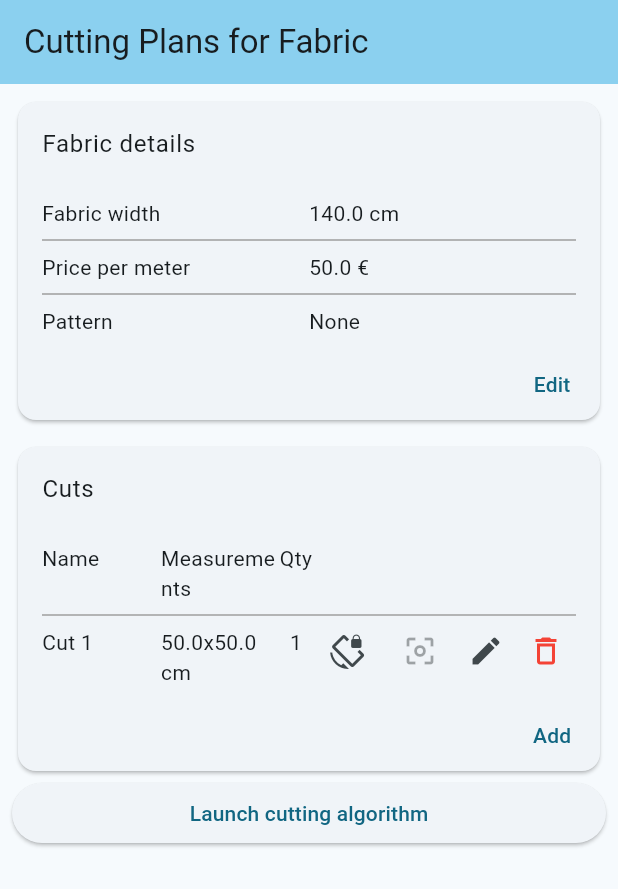
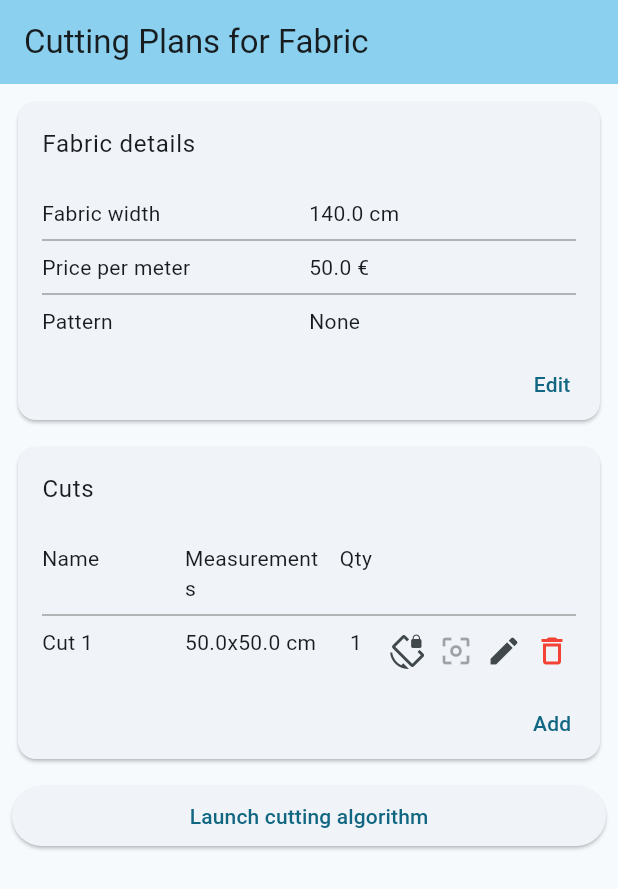
Before and after one commit to coyotte508/cutting-fabric, a Flutter app: the screen it shows after launch, on a phone screen of 412 x 824 dp. Shown: the top 889 px of the screen. Run offline on Flutter 3.47's test engine with Material 3 defaults, Android fonts, the phone set to English and light mode, and no system bars; our stand-ins replace shared_preferences; generated files the repository leaves out were written again.

Commit message:
💄 UI fixes

```diff
--- a/lib/main.dart
+++ b/lib/main.dart
@@ -284,7 +284,7 @@ class _MyHomePageState extends State<MyHomePage> {
                             ),
                             TableCell(
                               child: Padding(
-                                  padding: const EdgeInsets.symmetric(vertical: 8.0),
+                                  padding: const EdgeInsets.symmetric(vertical: 8.0, horizontal: 8.0),
                                   child: Text(AppLocalizations.of(context)!.cutTableQuantity)),
                             ),
                             const TableCell(
@@ -313,6 +313,8 @@ class _MyHomePageState extends State<MyHomePage> {
                                           child: Text(cut.quantity.toString()))),
                                 ),
                                 TableCell(
+                                  child: Padding(
+                                      padding: const EdgeInsets.symmetric(vertical: 8.0),
                                       child: Row(
                                         mainAxisAlignment: MainAxisAlignment.end,
                                         children: [
@@ -327,7 +329,12 @@ class _MyHomePageState extends State<MyHomePage> {
                                             },
                                             icon: Icon(cut.canRotate
                                                 ? Icons.screen_rotation_outlined
-                                              : Icons.screen_lock_rotation_outlined)),
+                                                : Icons.screen_lock_rotation_outlined),
+                                            padding: EdgeInsets.zero,
+                                            visualDensity: const VisualDensity(
+                                                horizontal: VisualDensity.minimumDensity,
+                                                vertical: VisualDensity.minimumDensity),
+                                          ),
                                           IconButton(
                                             tooltip: cut.centerOnPattern
                                                 ? AppLocalizations.of(context)!.tooltipCenterOnPattern
@@ -341,7 +348,12 @@ class _MyHomePageState extends State<MyHomePage> {
                                                 : null,
                                             icon: Icon(cut.centerOnPattern
                                                 ? Icons.center_focus_strong
-                                              : Icons.center_focus_weak)),
+                                                : Icons.center_focus_weak),
+                                            padding: EdgeInsets.zero,
+                                            visualDensity: const VisualDensity(
+                                                horizontal: VisualDensity.minimumDensity,
+                                                vertical: VisualDensity.minimumDensity),
+                                          ),
                                           IconButton(
                                               onPressed: () {
                                                 showDialog(
@@ -359,7 +371,10 @@ class _MyHomePageState extends State<MyHomePage> {
                                                       );
                                                     });
                                               },
-                                          visualDensity: VisualDensity.compact,
+                                              padding: EdgeInsets.zero,
+                                              visualDensity: const VisualDensity(
+                                                  horizontal: VisualDensity.minimumDensity,
+                                                  vertical: VisualDensity.minimumDensity),
                                               icon: const Icon(Icons.edit)),
                                           IconButton(
                                               onPressed: () {
@@ -368,8 +383,8 @@ class _MyHomePageState extends State<MyHomePage> {
                                                     builder: (context) {
                                                       return AlertDialog(
                                                         title: Text(AppLocalizations.of(context)!.deleteCutTitle),
-                                                    content:
-                                                        Text(AppLocalizations.of(context)!.deleteCutMessage(cut.name)),
+                                                        content: Text(
+                                                            AppLocalizations.of(context)!.deleteCutMessage(cut.name)),
                                                         actions: [
                                                           TextButton(
                                                               onPressed: () {
@@ -389,11 +404,13 @@ class _MyHomePageState extends State<MyHomePage> {
                                                     });
                                               },
                                               padding: EdgeInsets.zero,
-                                          visualDensity: VisualDensity.compact,
+                                              visualDensity: const VisualDensity(
+                                                  horizontal: VisualDensity.minimumDensity,
+                                                  vertical: VisualDensity.minimumDensity),
                                               color: Colors.red,
                                               icon: const Icon(Icons.delete_outlined))
                                         ],
-                                  ),
+                                      )),
                                 )
                               ],
                             );
@@ -445,9 +462,12 @@ class _MyHomePageState extends State<MyHomePage> {
                         prefs.setBool("showPattern", value!);
                       },
                       title: Text(AppLocalizations.of(context)!.showPattern),
-                    )
+                    ),
+                    const SizedBox.square(
+                      dimension: 3.0,
+                    ),
                   ]
-                : []),
+                : [const SizedBox.square(dimension: 10.0)]),
             // Button to launch the cutting algorithm
             ElevatedButton(
               onPressed: () {
@@ -483,8 +503,8 @@ class _MyHomePageState extends State<MyHomePage> {
                       padding: const EdgeInsets.all(8.0),
                       child: Text(
                         AppLocalizations.of(context)!.cuttingPlanDetailsMessage(
-                            intToM(_placements!.totalLength) * intToEuro(_fabric.pricePerMeter),
-                            intToM(_placements!.totalLength)),
+                            round2(intToM(_placements!.totalLength) * intToEuro(_fabric.pricePerMeter)),
+                            round2(intToM(_placements!.totalLength))),
                         style: const TextStyle(fontSize: 20.0),
                       ),
                     )
@@ -495,6 +515,10 @@ class _MyHomePageState extends State<MyHomePage> {
       ),
     );
   }
+}
+
+double round2(double value) {
+  return (value * 100).round() / 100;
 }
 
 computeBestPlacement(int width, PatternInfo? pattern, List<CutInfo> cuts) {
```
Lines whose indentation alone changed are shown as unchanged.
